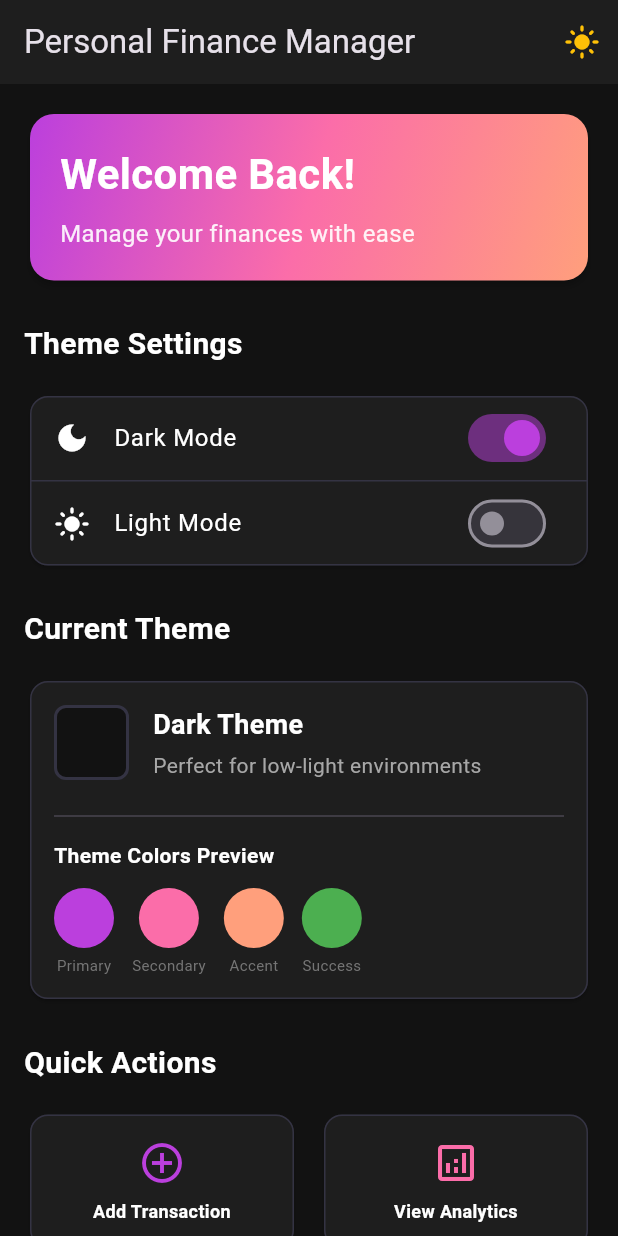
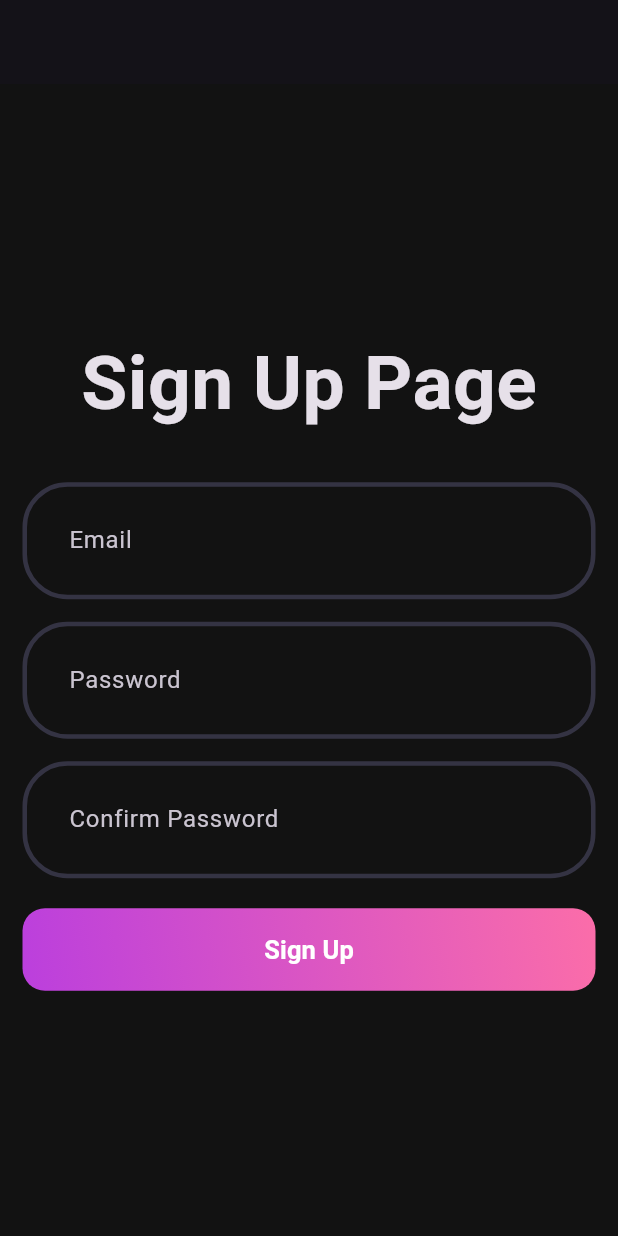
Before and after one commit to MeoHoang3017/PFM_Personal_Finance_Management, a Flutter app: the screen it shows after launch, on a phone screen of 412 x 824 dp. Run offline on Flutter 3.47's test engine with Material 3 defaults, Android fonts, the light colour scheme and no system bars.

Commit message:
[feat: frontend] update base, add sign up page

```diff
--- a/frontend/lib/core/theme/theme.dart
+++ b/frontend/lib/core/theme/theme.dart
@@ -3,10 +3,25 @@ import 'package:frontend/core/theme/app_pallete_dark.dart';
 import 'package:frontend/core/theme/app_pallete_light.dart';
 
 class AppTheme {
+  static OutlineInputBorder _border(Color color) => OutlineInputBorder(
+    borderSide: BorderSide(color: color, width: 3),
+    borderRadius: BorderRadius.circular(30),
+  );
+
   static final darkThemeMode = ThemeData.dark().copyWith(
     scaffoldBackgroundColor: PalleteDark.backgroundColor,
+    inputDecorationTheme: InputDecorationTheme(
+      contentPadding: const EdgeInsets.all(27),
+      enabledBorder: _border(PalleteDark.borderColor),
+      focusedBorder: _border(PalleteDark.gradient2),
+    ),
   );
   static final lightThemeMode = ThemeData.light().copyWith(
     scaffoldBackgroundColor: PalleteLight.backgroundColor,
+    inputDecorationTheme: InputDecorationTheme(
+      contentPadding: const EdgeInsets.all(27),
+      enabledBorder: _border(PalleteLight.borderColor),
+      focusedBorder: _border(PalleteLight.gradient2),
+    ),
   );
 }
--- a/frontend/lib/features/auth/view/pages/sign_up_page.dart
+++ b/frontend/lib/features/auth/view/pages/sign_up_page.dart
@@ -0,0 +1,41 @@
+import 'package:flutter/material.dart';
+import 'package:frontend/features/auth/view/widgets/auth_gradient_button.dart';
+import 'package:frontend/features/auth/view/widgets/custom_field.dart';
+
+class SignUpPage extends StatefulWidget {
+  const SignUpPage({super.key});
+
+  @override
+  State<SignUpPage> createState() => _SignUpPageState();
+}
+
+class _SignUpPageState extends State<SignUpPage> {
+  @override
+  Widget build(BuildContext context) {
+    return Scaffold(
+      appBar: AppBar(),
+      body: Padding(
+        padding: const EdgeInsets.all(15.0),
+        child: Column(
+          mainAxisAlignment: MainAxisAlignment.center,
+          children: [
+            Center(
+              child: const Text(
+                'Sign Up Page',
+                style: TextStyle(fontSize: 50, fontWeight: FontWeight.bold),
+              ),
+            ),
+            const SizedBox(height: 30),
+            CustomField(hintText: 'Email'),
+            const SizedBox(height: 15),
+            CustomField(hintText: 'Password'),
+            const SizedBox(height: 15),
+            CustomField(hintText: 'Confirm Password'),
+            const SizedBox(height: 20),
+            AuthGradientButton(),
+          ],
+        ),
+      ),
+    );
+  }
+}
--- /dev/null
+++ b/frontend/lib/features/auth/view/widgets/auth_gradient_button.dart
@@ -0,0 +1,47 @@
+import 'package:flutter/material.dart';
+import 'package:frontend/core/theme/app_pallete_dark.dart';
+import 'package:frontend/core/theme/app_pallete_light.dart';
+import 'package:frontend/core/theme/theme_provider.dart';
+import 'package:provider/provider.dart';
+
+class AuthGradientButton extends StatelessWidget {
+  const AuthGradientButton({super.key});
+
+  @override
+  Widget build(BuildContext context) {
+    final isDark = Provider.of<ThemeProvider>(context).isDarkMode;
+
+    return Container(
+      decoration: BoxDecoration(
+        gradient: LinearGradient(
+          colors: isDark
+              ? [PalleteDark.gradient1, PalleteDark.gradient2]
+              : [PalleteLight.gradient1, PalleteLight.gradient2],
+          begin: Alignment.bottomLeft,
+          end: Alignment.topRight,
+        ),
+        borderRadius: BorderRadius.circular(15),
+      ),
+      child: ElevatedButton(
+        onPressed: () {},
+        style: ElevatedButton.styleFrom(
+          fixedSize: const Size(395, 55),
+          backgroundColor: isDark
+              ? PalleteDark.transparentColor
+              : PalleteLight.transparentColor,
+          shadowColor: isDark
+              ? PalleteDark.transparentColor
+              : PalleteLight.transparentColor,
+        ),
+        child: const Text(
+          'Sign Up',
+          style: TextStyle(
+            fontSize: 17,
+            fontWeight: FontWeight.w600,
+            color: Colors.white,
+          ),
+        ),
+      ),
+    );
+  }
+}
--- /dev/null
+++ b/frontend/lib/features/auth/view/widgets/custom_field.dart
@@ -0,0 +1,11 @@
+import 'package:flutter/material.dart';
+
+class CustomField extends StatelessWidget {
+  final String? hintText;
+  const CustomField({super.key, this.hintText});
+
+  @override
+  Widget build(BuildContext context) {
+    return TextField(decoration: InputDecoration(labelText: hintText));
+  }
+}
--- a/frontend/lib/main.dart
+++ b/frontend/lib/main.dart
@@ -1,6 +1,7 @@
 import 'package:flutter/material.dart';
 import 'package:frontend/core/theme/theme.dart';
 import 'package:frontend/core/theme/theme_provider.dart';
+import 'package:frontend/features/auth/view/pages/sign_up_page.dart';
 import 'package:frontend/features/home/view/pages/home_page.dart';
 import 'package:provider/provider.dart';
 
@@ -26,7 +27,7 @@ class MyApp extends StatelessWidget {
       theme: AppTheme.lightThemeMode,
       darkTheme: AppTheme.darkThemeMode,
       themeMode: themeProvider.themeMode,
-      home: const HomePage(),
+      home: const SignUpPage(),
     );
   }
 }
```
Also changed, not shown: 1 other file.
